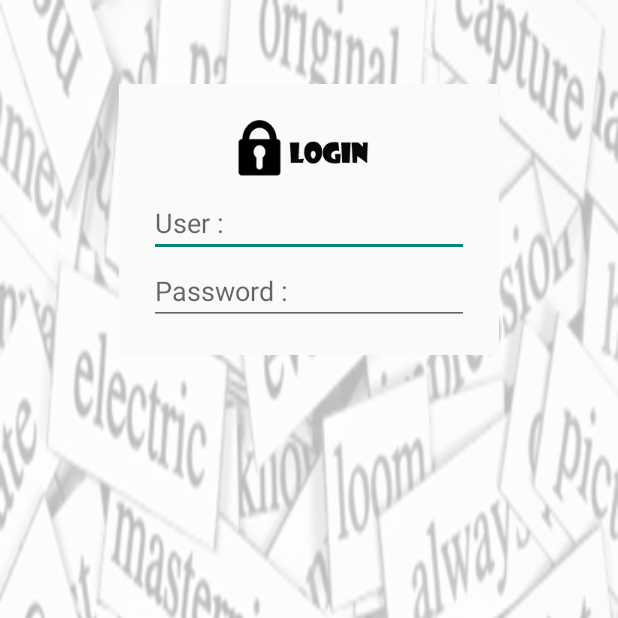
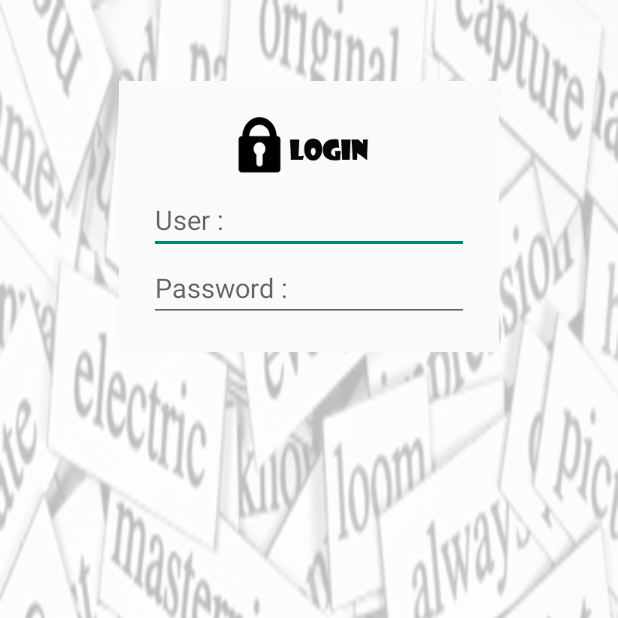
Before and after one commit to preeyakamon/hiddinword, an Android app: the screen it shows after launch (Authen), on a phone screen of 412 x 824 dp, the top half of it. Run offline under Robolectric (Android 15) with nearby library versions, the phone set to English and light mode, and no system bars.

Commit message:
พร้อมพรี ล่าสุด พร้อมมมม

```diff
--- a/app/src/main/java/apprtc/preeyakamon/hiddinword/playable.java
+++ b/app/src/main/java/apprtc/preeyakamon/hiddinword/playable.java
@@ -53,7 +53,7 @@ public class playable extends ActionBarActivity {
         tvScore = (TextView) findViewById(R.id.tvScore);
 
         // initial.
-        ints = new int[]{2, 3, 4}; // จำนวนข้อที่ต้องตอบให้ถูกในแต่ละ level โดยเรียงจาก level 1 2 3 ตามลำดับ
+        ints = new int[]{10, 20, 30}; // จำนวนข้อที่ต้องตอบให้ถูกในแต่ละ level โดยเรียงจาก level 1 2 3 ตามลำดับ
         timeInts = new int[]{300, 240, 180};
 
         // get Level i.e. 1, 2 or 3
--- a/app/src/main/res/layout/activity_authen.xml
+++ b/app/src/main/res/layout/activity_authen.xml
@@ -46,11 +46,12 @@
         android:id="@+id/linearLayout"
         android:layout_width="wrap_content"
         android:layout_height="wrap_content"
-        android:layout_centerHorizontal="true"
-        android:layout_marginTop="40dp"
+        android:layout_marginTop="38dp"
         android:background="@color/background_material_light"
         android:orientation="vertical"
-        android:padding="20dp">
+        android:padding="20dp"
+        android:layout_alignParentTop="true"
+        android:layout_centerHorizontal="true">
 
         <ImageView
             android:id="@+id/imageView2"
--- a/app/src/main/res/layout/activity_sign_up.xml
+++ b/app/src/main/res/layout/activity_sign_up.xml
@@ -98,7 +98,7 @@
                 android:layout_height="wrap_content"
                 android:layout_weight="2"
                 android:ems="10"
-                android:inputType="textPersonName" />
+                android:inputType="textPassword" />
         </LinearLayout>
 
     </LinearLayout>
--- a/app/src/main/res/layout/custom_remove_confirm.xml
+++ b/app/src/main/res/layout/custom_remove_confirm.xml
@@ -19,6 +19,7 @@
         android:layout_height="wrap_content"
         android:layout_margin="6dp"
         android:gravity="center"
-        android:hint="กรุณาระบบรหัสผ่าน" />
+        android:hint="กรุณาระบบรหัสผ่าน"
+        android:inputType="textPassword"/>
 
 </LinearLayout>
```
